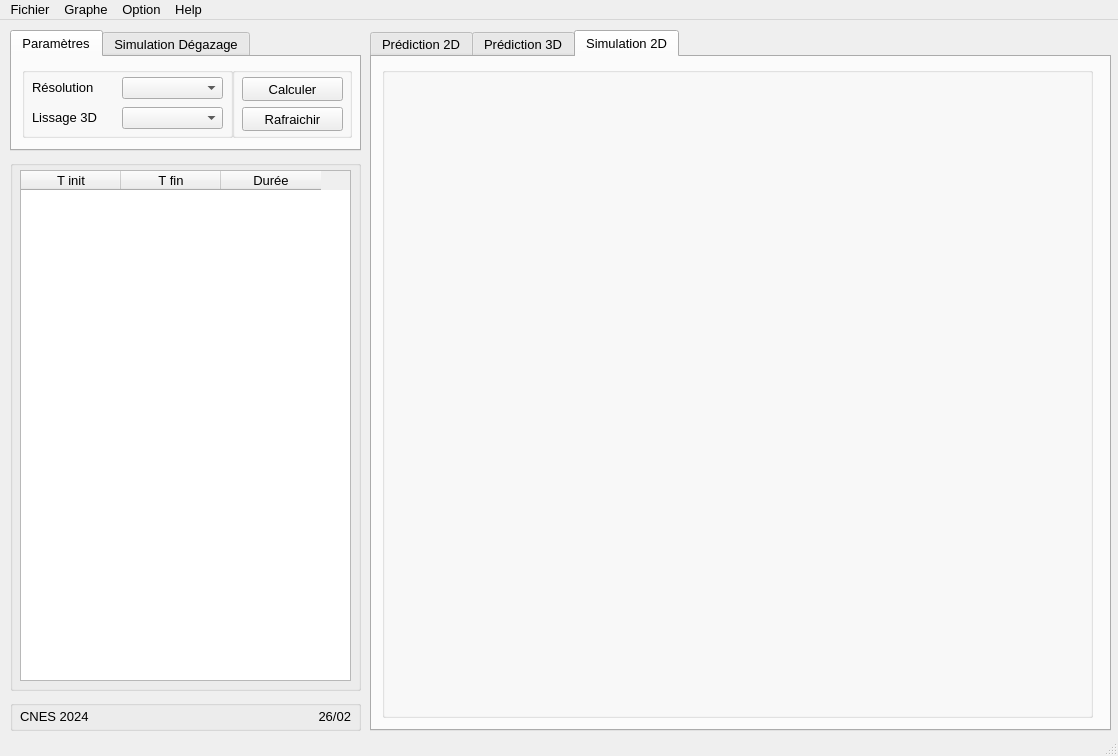
Above: ui/window.ui from LanceryH/CNES-LP-VB5E before the change. Below: the same form after it.
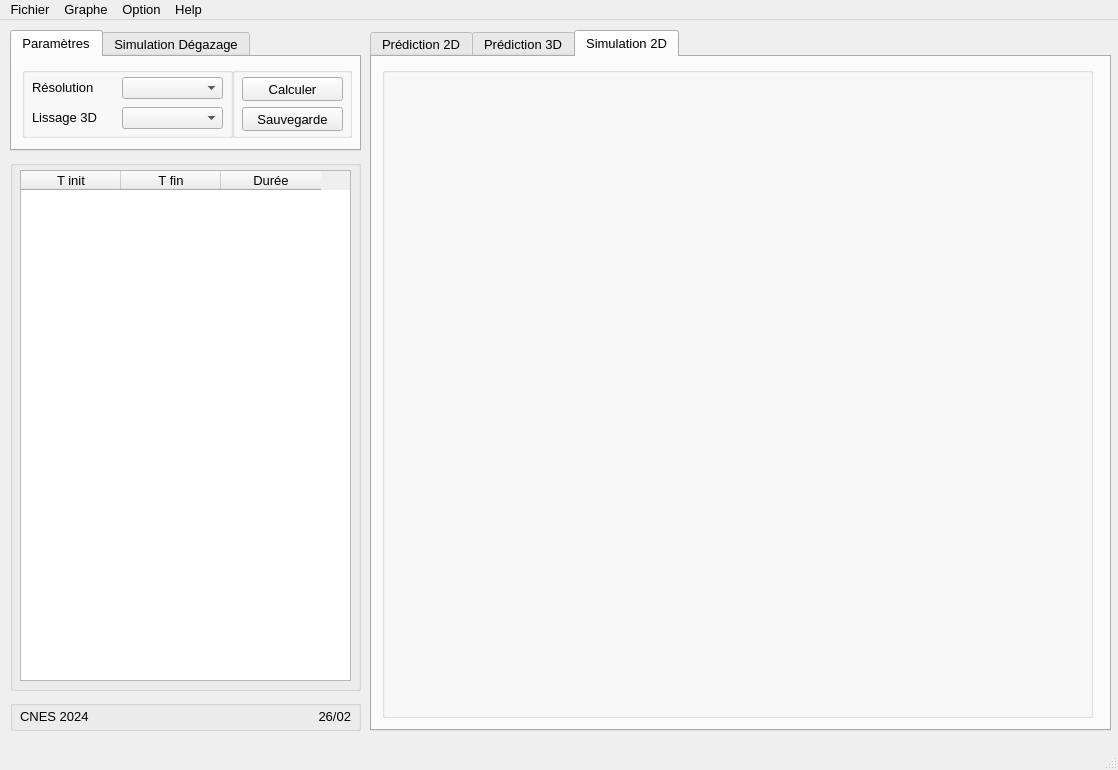
That is the form after the change.

```diff
--- a/ui/window.ui
+++ b/ui/window.ui
@@ -7,9 +7,15 @@
     <x>0</x>
     <y>0</y>
     <width>1118</width>
-    <height>756</height>
+    <height>770</height>
    </rect>
   </property>
+  <property name="sizePolicy">
+   <sizepolicy hsizetype="Fixed" vsizetype="Fixed">
+    <horstretch>0</horstretch>
+    <verstretch>0</verstretch>
+   </sizepolicy>
+  </property>
   <property name="font">
    <font>
     <pointsize>10</pointsize>
@@ -121,7 +127,7 @@
         </rect>
        </property>
        <property name="text">
-        <string>Rafraichir</string>
+        <string>Sauvegarde</string>
        </property>
       </widget>
       <widget class="QPushButton" name="pushButton_5">
```
Left out of the diff: 4 changed lines with no effect on the pictures.
